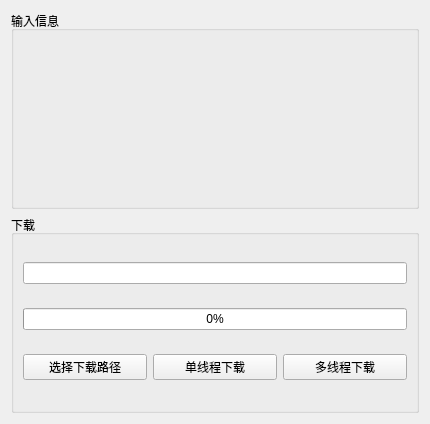
The window that MapExamples/MapDownload/widget.ui (mahuifa/QMDemo) describes before a commit, drawn with Qt 5.
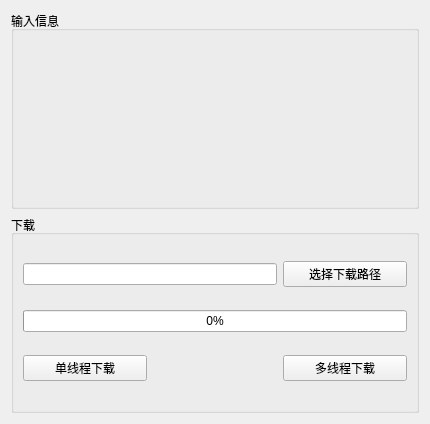
The same window after the commit. Custom widgets are drawn as their Qt base class.

Commit message: feat：修改界面布局、使用的部分控件

Diff of the .ui file:
```diff
--- a/MapExamples/MapDownload/widget.ui
+++ b/MapExamples/MapDownload/widget.ui
@@ -44,42 +44,55 @@
       <string>下载</string>
      </property>
      <layout class="QGridLayout" name="gridLayout">
-      <item row="2" column="0">
-       <widget class="QPushButton" name="but_savePath">
-        <property name="text">
-         <string>选择下载路径</string>
-        </property>
-       </widget>
-      </item>
-      <item row="2" column="1">
-       <widget class="QPushButton" name="but_thread">
-        <property name="text">
-         <string>单线程下载</string>
-        </property>
-        <property name="checkable">
-         <bool>true</bool>
-        </property>
-       </widget>
-      </item>
-      <item row="2" column="2">
-       <widget class="QPushButton" name="but_threads">
-        <property name="text">
-         <string>多线程下载</string>
-        </property>
-        <property name="checkable">
-         <bool>true</bool>
+      <item row="0" column="0" colspan="2">
+       <widget class="QLineEdit" name="line_savePath">
+        <property name="sizePolicy">
+         <sizepolicy hsizetype="Preferred" vsizetype="Fixed">
+          <horstretch>0</horstretch>
+          <verstretch>0</verstretch>
+         </sizepolicy>
         </property>
        </widget>
       </item>
       <item row="1" column="0" colspan="3">
        <widget class="QProgressBar" name="progressBar">
+        <property name="sizePolicy">
+         <sizepolicy hsizetype="Preferred" vsizetype="Fixed">
+          <horstretch>0</horstretch>
+          <verstretch>0</verstretch>
+         </sizepolicy>
+        </property>
         <property name="value">
          <number>0</number>
         </property>
        </widget>
       </item>
-      <item row="0" column="0" colspan="3">
-       <widget class="QLineEdit" name="line_savePath"/>
+      <item row="2" column="2">
+       <widget class="QPushButton" name="but_threads">
+        <property name="text">
+         <string>多线程下载</string>
+        </property>
+        <property name="checkable">
+         <bool>true</bool>
+        </property>
+       </widget>
+      </item>
+      <item row="0" column="2">
+       <widget class="QPushButton" name="but_savePath">
+        <property name="text">
+         <string>选择下载路径</string>
+        </property>
+       </widget>
+      </item>
+      <item row="2" column="0">
+       <widget class="QPushButton" name="but_thread">
+        <property name="text">
+         <string>单线程下载</string>
+        </property>
+        <property name="checkable">
+         <bool>true</bool>
+        </property>
+       </widget>
       </item>
      </layout>
     </widget>
```
The commit also changes 3 other files.
